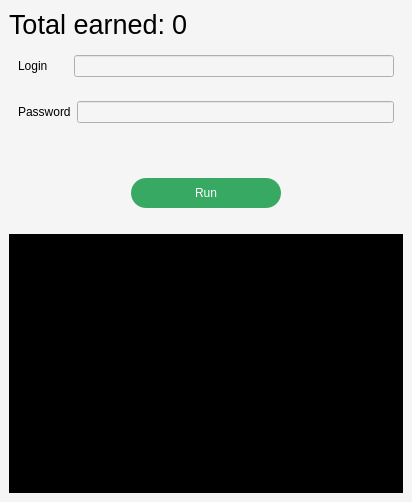
lil4ipsik/aviso_bot, file res/ui/main.ui: the form before one commit.
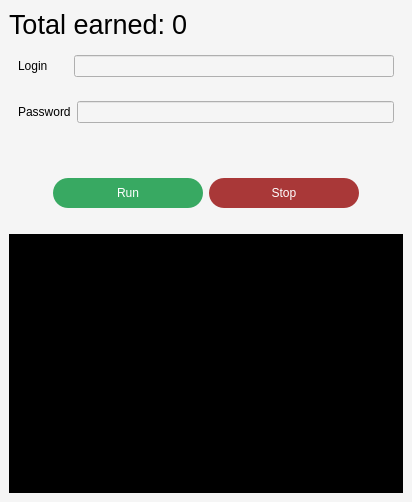
The form after the commit.

```diff
--- a/res/ui/main.ui
+++ b/res/ui/main.ui
@@ -204,6 +204,30 @@
         </property>
        </widget>
       </item>
+      <item>
+       <widget class="QPushButton" name="stop_bot_button">
+        <property name="minimumSize">
+         <size>
+          <width>150</width>
+          <height>30</height>
+         </size>
+        </property>
+        <property name="maximumSize">
+         <size>
+          <width>150</width>
+          <height>30</height>
+         </size>
+        </property>
+        <property name="styleSheet">
+         <string notr="true">background-color: #A93838;
+color: #ffffff;
+border-radius: 15px;</string>
+        </property>
+        <property name="text">
+         <string>Stop</string>
+        </property>
+       </widget>
+      </item>
       <item>
        <spacer name="horizontalSpacer_3">
         <property name="orientation">
```
Left out of the diff: 3 changed lines with no effect on the pictures.
